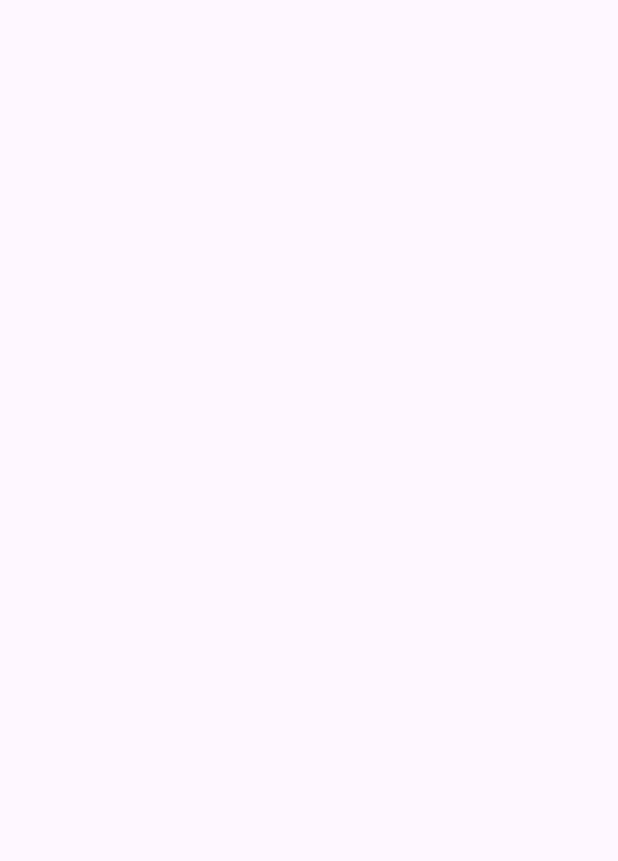
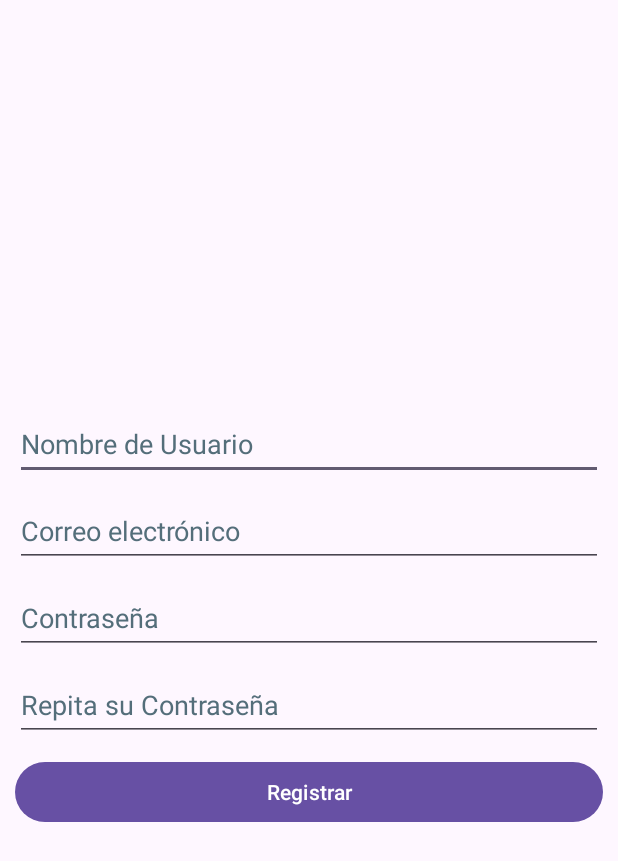
Before and after one commit to aleqm12/DentalTalk, an Android app: the RegistroActivity screen opened directly, with no data from a screen before it, on a phone screen of 412 x 824 dp. Before the commit the part shown is empty. Shown: the top 861 px of the screen. Run offline under Robolectric (Android 15) with nearby library versions, the phone set to English and light mode, and no system bars.

Commit message:
Desarrollo de la interfaz de registro

```diff
--- a/app/src/main/res/layout/activity_registro.xml
+++ b/app/src/main/res/layout/activity_registro.xml
@@ -1,5 +1,7 @@
 <?xml version="1.0" encoding="utf-8"?>
-<androidx.constraintlayout.widget.ConstraintLayout xmlns:android="http://schemas.android.com/apk/res/android"
+<RelativeLayout
+
+    xmlns:android="http://schemas.android.com/apk/res/android"
     xmlns:app="http://schemas.android.com/apk/res-auto"
     xmlns:tools="http://schemas.android.com/tools"
     android:id="@+id/main"
@@ -7,4 +9,64 @@
     android:layout_height="match_parent"
     tools:context=".RegistroActivity">
 
-</androidx.constraintlayout.widget.ConstraintLayout>
+    <LinearLayout
+        android:layout_width="match_parent"
+        android:layout_height="match_parent"
+        android:orientation="vertical"
+        android:gravity="center"
+        android:padding="10dp">
+
+        <EditText
+            android:id="@+id/R_Et_nombre_usuario"
+            android:layout_width="match_parent"
+            android:layout_height="wrap_content"
+            android:hint="@string/R_Et_nombre_usuario"
+            android:inputType="text"
+            android:minHeight="48dp"
+            android:textColorHint="#546E7A"
+            tools:ignore="VisualLintTextFieldSize" />
+
+        <EditText
+            android:id="@+id/R_Et_email"
+            android:layout_width="match_parent"
+            android:layout_height="wrap_content"
+            android:layout_marginTop="10dp"
+            android:hint="@string/R_Et_email"
+            android:inputType="textEmailAddress"
+            android:minHeight="48dp"
+            android:textColorHint="#546E7A"
+            tools:ignore="VisualLintTextFieldSize" />
+
+        <EditText
+            android:id="@+id/R_Et_password"
+            android:layout_width="match_parent"
+            android:layout_height="wrap_content"
+            android:layout_marginTop="10dp"
+            android:hint="@string/R_Et_password"
+            android:inputType="textPassword"
+            android:minHeight="48dp"
+            android:textColorHint="#546E7A"
+            tools:ignore="VisualLintTextFieldSize" />
+
+        <EditText
+            android:id="@+id/R_Et_r_password"
+            android:layout_width="match_parent"
+            android:layout_height="wrap_content"
+            android:layout_marginTop="10dp"
+            android:hint="@string/R_Et_r_password"
+            android:inputType="textPassword"
+            android:minHeight="48dp"
+            android:textColorHint="#546E7A"
+            tools:ignore="VisualLintTextFieldSize" />
+
+        <Button
+            android:id="@+id/Btn_registrar"
+            android:text="@string/Btn_registrar"
+            android:layout_marginTop="10dp"
+            android:layout_width="match_parent"
+            android:layout_height="wrap_content"
+            tools:ignore="VisualLintButtonSize" />
+
+    </LinearLayout>
+
+</RelativeLayout>
--- a/app/src/main/res/values/strings.xml
+++ b/app/src/main/res/values/strings.xml
@@ -7,4 +7,11 @@
     <string name="Btn_ir_logeo">Ingresar</string>
 
 
+    <string name="R_Et_nombre_usuario">Nombre de Usuario</string>
+    <string name="R_Et_email">Correo electrónico</string>
+    <string name="R_Et_password">Contraseña</string>
+    <string name="R_Et_r_password">Repita su Contraseña</string>
+    <string name="Btn_registrar">Registrar</string>
+
+
 </resources>
```
